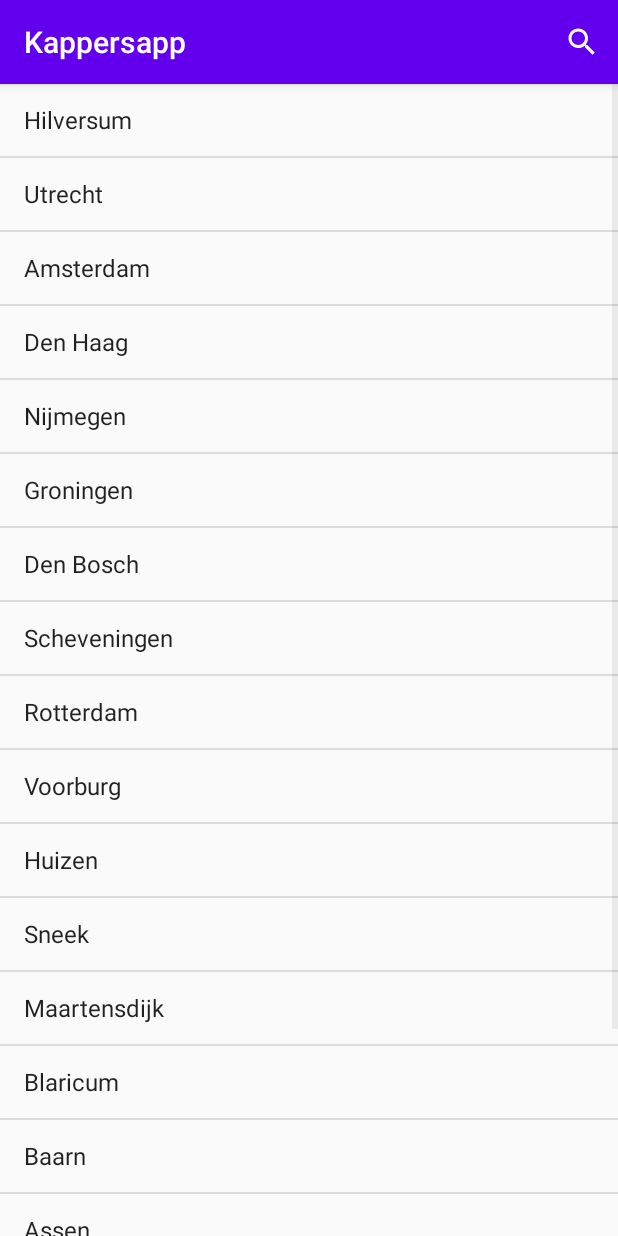
After one commit to Blamant/LoginApplication, an Android app: the activity_search screen opened directly, with no data from a screen before it, on a phone screen of 412 x 824 dp. The commit adds this screen. Run offline under Robolectric (Android 15) with nearby library versions, the phone set to English and light mode, and no system bars.

Commit message:
werkende versie met zoekfunctie, nog niet visueel

```diff
--- a/app/src/main/AndroidManifest.xml
+++ b/app/src/main/AndroidManifest.xml
@@ -9,15 +9,14 @@
         android:roundIcon="@mipmap/ic_launcher_round"
         android:supportsRtl="true"
         android:theme="@style/AppTheme">
-        <activity android:name=".RegisterActivity">
-        </activity>
-        <activity android:name=".HomePageActivity">
-        </activity>
+        <activity android:name=".activity_search"></activity>
+        <activity android:name=".RegisterActivity"></activity>
+        <activity android:name=".HomePageActivity"></activity>
         <activity android:name=".LoginActivity">
             <intent-filter>
-                <action android:name="android.intent.action.MAIN"/>
+                <action android:name="android.intent.action.MAIN" />
 
-                <category android:name="android.intent.category.LAUNCHER"/>
+                <category android:name="android.intent.category.LAUNCHER" />
             </intent-filter>
         </activity>
     </application>
--- a/app/src/main/java/com/example/loginapplication/LoginActivity.java
+++ b/app/src/main/java/com/example/loginapplication/LoginActivity.java
@@ -70,7 +70,7 @@ class Credentials {
 
                 }else{
                     Toast.makeText(LoginActivity.this, "Login succesvol", Toast.LENGTH_LONG).show();
-                    Intent intent = new Intent(LoginActivity.this, HomePageActivity.class);
+                    Intent intent = new Intent(LoginActivity.this, activity_search.class);
                     startActivity(intent);
                 }
 
--- /dev/null
+++ b/app/src/main/java/com/example/loginapplication/activity_search.java
@@ -0,0 +1,75 @@
+package com.example.loginapplication;
+
+import androidx.appcompat.app.AppCompatActivity;
+import androidx.appcompat.widget.SearchView;
+
+import android.os.Bundle;
+import android.view.Menu;
+import android.view.MenuItem;
+import android.widget.ArrayAdapter;
+import android.widget.ListView;
+
+import java.util.ArrayList;
+import java.util.List;
+
+public class activity_search extends AppCompatActivity {
+
+    ArrayAdapter<String> arrayAdapter;
+
+    @Override
+    protected void onCreate(Bundle savedInstanceState) {
+        super.onCreate(savedInstanceState);
+        setContentView(R.layout.activity_search);
+
+        ListView listView = findViewById(R.id.my_list
+        );
+        List<String> mylist = new ArrayList<>();
+        mylist.add("Hilversum");
+        mylist.add("Utrecht");
+        mylist.add("Amsterdam");
+        mylist.add("Den Haag");
+        mylist.add("Nijmegen");
+        mylist.add("Groningen");
+        mylist.add("Den Bosch");
+        mylist.add("Scheveningen");
+        mylist.add("Rotterdam");
+        mylist.add("Voorburg");
+        mylist.add("Huizen");
+        mylist.add("Sneek");
+        mylist.add("Maartensdijk");
+        mylist.add("Blaricum");
+        mylist.add("Baarn");
+        mylist.add("Assen");
+        mylist.add("Vlissingen");
+        mylist.add("Haarlem");
+        mylist.add("Leiden");
+
+        arrayAdapter = new ArrayAdapter<>(this, android.R.layout.simple_list_item_1, mylist);
+        listView.setAdapter(arrayAdapter);
+    }
+
+    @Override
+    public boolean onCreateOptionsMenu(Menu menu) {
+
+        getMenuInflater().inflate(R.menu.search_menu, menu);
+        MenuItem menuItem = menu.findItem(R.id.search_icon);
+        SearchView searchView = (SearchView) menuItem.getActionView();
+        searchView.setQueryHint("Voer plaatsnaam in");
+
+        searchView.setOnQueryTextListener(new SearchView.OnQueryTextListener() {
+            @Override
+            public boolean onQueryTextSubmit(String query) {
+                return false;
+            }
+
+            @Override
+            public boolean onQueryTextChange(String s) {
+                arrayAdapter.getFilter().filter(s);
+                return true;
+            }
+        });
+
+
+        return super.onCreateOptionsMenu(menu);
+    }
+}
--- /dev/null
+++ b/app/src/main/res/drawable/ic_search.xml
@@ -0,0 +1,10 @@
+<vector xmlns:android="http://schemas.android.com/apk/res/android"
+    android:width="24dp"
+    android:height="24dp"
+    android:viewportWidth="24"
+    android:viewportHeight="24"
+    android:tint="?attr/colorControlNormal">
+  <path
+      android:fillColor="@android:color/white"
+      android:pathData="M15.5,14h-0.79l-0.28,-0.27C15.41,12.59 16,11.11 16,9.5 16,5.91 13.09,3 9.5,3S3,5.91 3,9.5 5.91,16 9.5,16c1.61,0 3.09,-0.59 4.23,-1.57l0.27,0.28v0.79l5,4.99L20.49,19l-4.99,-5zM9.5,14C7.01,14 5,11.99 5,9.5S7.01,5 9.5,5 14,7.01 14,9.5 11.99,14 9.5,14z"/>
+</vector>
--- a/app/src/main/res/layout/activity_register.xml
+++ b/app/src/main/res/layout/activity_register.xml
@@ -6,7 +6,7 @@
         android:layout_width="match_parent"
         android:layout_height="match_parent"
         android:background="#0F3245"
-        tools:context=".RegisterActivity" android:id="@+id/tvAlreadyAccount">
+        tools:context=".RegisterActivity">
 
     <EditText
             android:layout_width="wrap_content"
--- /dev/null
+++ b/app/src/main/res/layout/activity_search.xml
@@ -0,0 +1,13 @@
+<?xml version="1.0" encoding="utf-8"?>
+<LinearLayout xmlns:android="http://schemas.android.com/apk/res/android"
+    xmlns:app="http://schemas.android.com/apk/res-auto"
+    xmlns:tools="http://schemas.android.com/tools"
+    android:layout_width="match_parent"
+    android:layout_height="match_parent"
+    tools:context=".activity_search">
+
+    <ListView
+        android:layout_width="wrap_content"
+        android:layout_height="wrap_content"
+        android:id="@+id/my_list"/>
+</LinearLayout>
--- /dev/null
+++ b/app/src/main/res/menu/search_menu.xml
@@ -0,0 +1,12 @@
+<?xml version="1.0" encoding="utf-8"?>
+<menu xmlns:android="http://schemas.android.com/apk/res/android"
+    xmlns:app="http://schemas.android.com/apk/res-auto">
+
+        <item
+            android:id="@+id/search_icon"
+            android:title="Search"
+            android:icon="@drawable/ic_search"
+            app:showAsAction="ifRoom|collapseActionView"
+            app:actionViewClass="androidx.appcompat.widget.SearchView" /> "/>
+
+</menu>
--- a/app/src/main/res/values/strings.xml
+++ b/app/src/main/res/values/strings.xml
@@ -1,3 +1,3 @@
 <resources>
-    <string name="app_name">LoginApplication</string>
+    <string name="app_name">Kappersapp</string>
 </resources>
```
Lines whose indentation alone changed are shown as unchanged.
